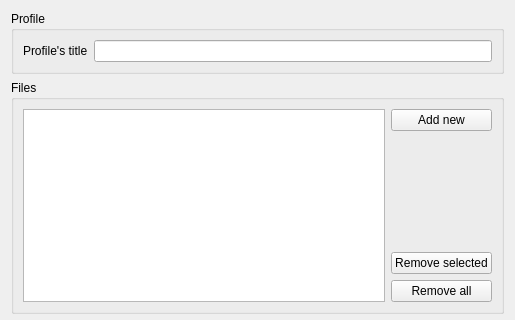
The window that ebdialogprofile.ui (QuotedGames/EasyBackuper) describes before a commit, drawn with Qt 5; both pictures show x 0 to 515 and y 0 to 320 of the 515 by 501 pixel window.
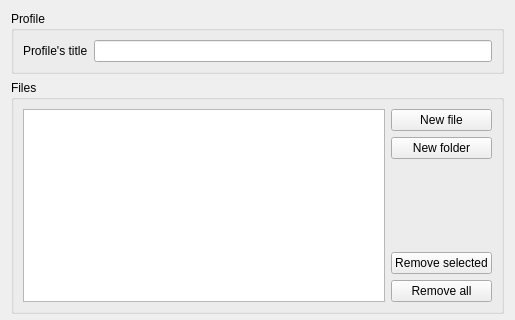
The same window after the commit. Icons and pictures are not drawn.

```diff
--- a/ebdialogprofile.ui
+++ b/ebdialogprofile.ui
@@ -81,7 +81,17 @@
           <item>
            <widget class="QPushButton" name="bAddFile">
             <property name="text">
-             <string>Add new</string>
+             <string>New file</string>
+            </property>
+            <property name="autoDefault">
+             <bool>false</bool>
+            </property>
+           </widget>
+          </item>
+          <item>
+           <widget class="QPushButton" name="bAddFolder">
+            <property name="text">
+             <string>New folder</string>
             </property>
             <property name="autoDefault">
              <bool>false</bool>
```
